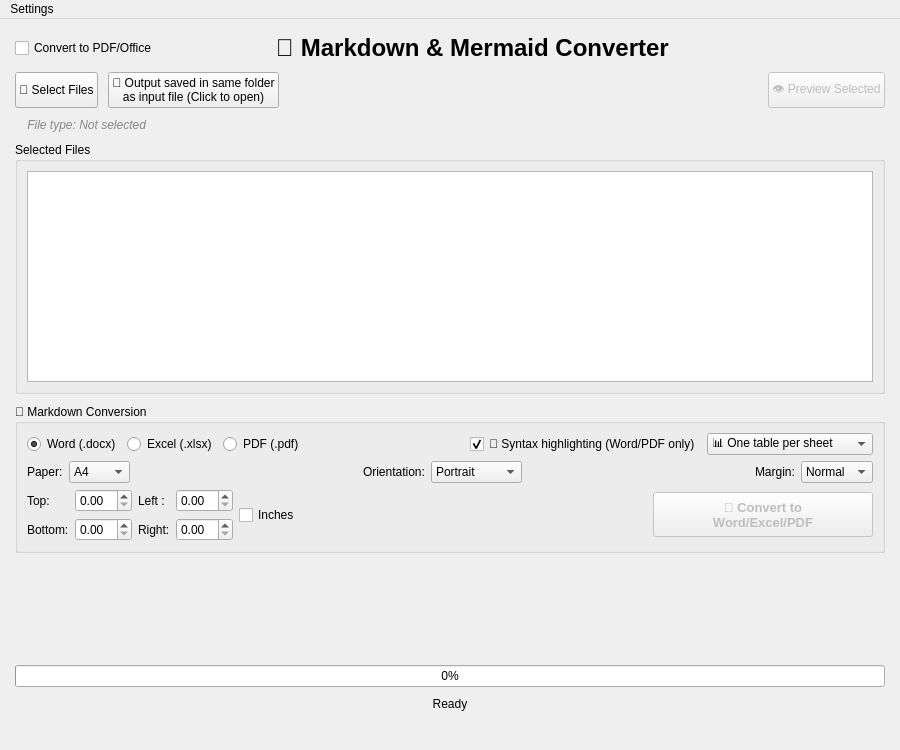
Old version of the form ui/main_window.ui in the repository Arean82/Markdown-to-Word-Excel-Converter.
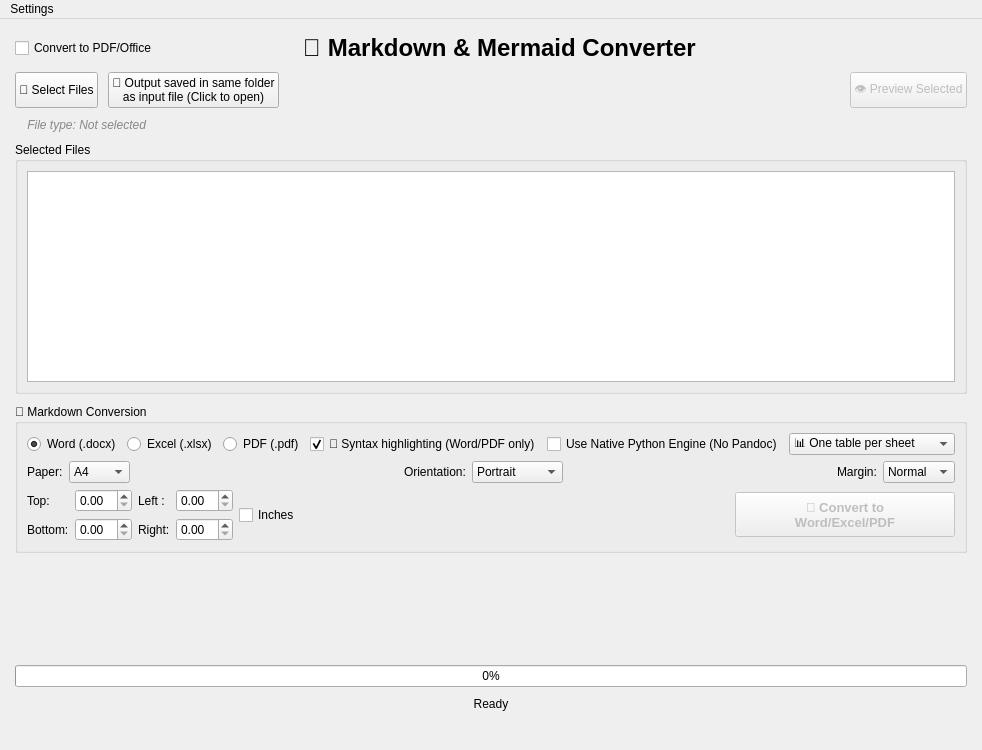
New version of the form.

Commit message:
feat: integrate md2docx conversion addon and implement main window UI layout fix: resolve unexpected keyword argument 'use_native_engine'
Added the missing `use_native_engine` parameter to the `ConversionWorker.__init__` method in `logic/md_converter.py`. This resolves an initialization crash when `main_window.py` attempts to pass the native engine checkbox state during conversion.

Patch:
```diff
--- a/ui/main_window.ui
+++ b/ui/main_window.ui
@@ -276,6 +276,13 @@
                </property>
               </widget>
              </item>
+             <item>
+              <widget class="QCheckBox" name="nativeEngineCheck">
+               <property name="text">
+                <string>Use Native Python Engine (No Pandoc)</string>
+               </property>
+              </widget>
+             </item>
              <item>
               <widget class="QComboBox" name="excelSheetModeCombo">
                <item>
```
The commit also changes 28 other files.
